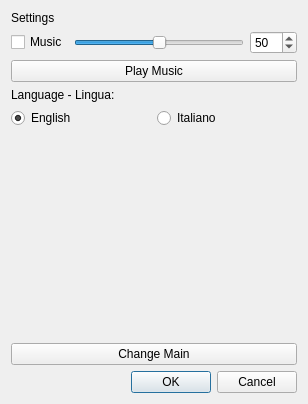
Old version of the form settings.ui in the repository Metsuryu/Star_Stuff.
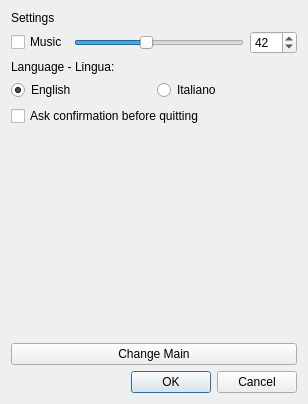
New version of the form.

The edit to the form file:
```diff
--- a/settings.ui
+++ b/settings.ui
@@ -15,6 +15,13 @@
   </property>
   <layout class="QGridLayout" name="gridLayout">
    <item row="4" column="0">
+    <widget class="QCheckBox" name="CheckBox_QuitConfirmation">
+     <property name="text">
+      <string>Ask confirmation before quitting</string>
+     </property>
+    </widget>
+   </item>
+   <item row="3" column="0">
     <layout class="QHBoxLayout" name="horizontalLayout_2">
      <item>
       <widget class="QRadioButton" name="EngRadioButton">
@@ -35,13 +42,6 @@
      </item>
     </layout>
    </item>
-   <item row="2" column="0">
-    <widget class="QPushButton" name="PlayMusic">
-     <property name="text">
-      <string>Play Music</string>
-     </property>
-    </widget>
-   </item>
    <item row="0" column="0">
     <widget class="QLabel" name="SettingsLabel">
      <property name="text">
@@ -49,7 +49,7 @@
      </property>
     </widget>
    </item>
-   <item row="3" column="0">
+   <item row="2" column="0">
     <widget class="QLabel" name="LanguageLabel">
      <property name="text">
       <string>Language - Lingua:</string>
@@ -94,7 +94,7 @@
         <number>100</number>
        </property>
        <property name="value">
-        <number>50</number>
+        <number>42</number>
        </property>
        <property name="orientation">
         <enum>Qt::Horizontal</enum>
@@ -107,7 +107,7 @@
         <number>100</number>
        </property>
        <property name="value">
-        <number>50</number>
+        <number>42</number>
        </property>
       </widget>
      </item>
```
Left out of the diff: 36 changed lines with no effect on the pictures.
